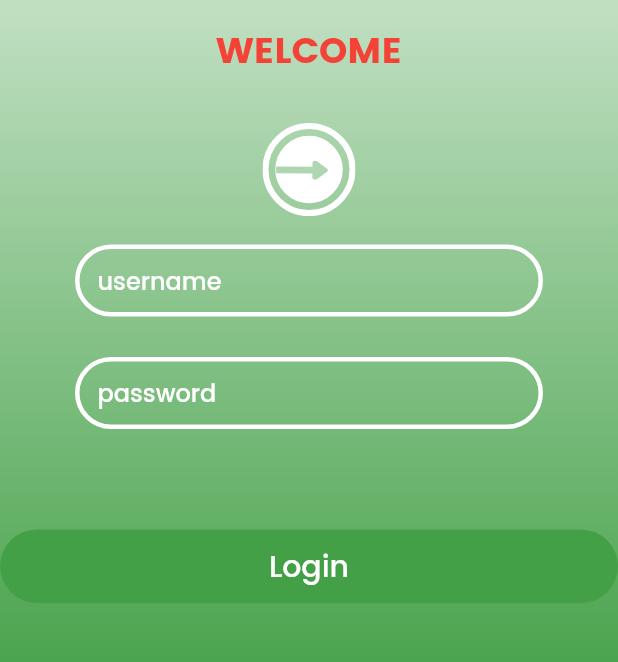
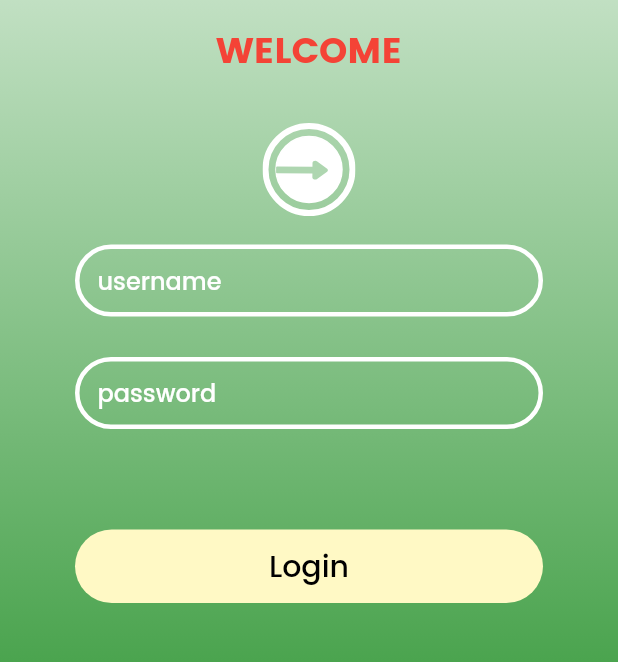
Before and after one commit to Priyank295/Delivery-App, a Flutter app: the screen it shows after launch, on a phone screen of 412 x 824 dp, the part 531-1193 px from its top. Run offline on Flutter 3.47's test engine with Material 2 defaults, Android fonts, the phone set to English and light mode, and no system bars; our stand-ins replace flutter_svg, flutter_typeahead, geocoding, geolocator, google_fonts, shared_preferences; missing offline and left inert: background_fetch; project files that could hold a hidden picture were left out.

Commit message:
third commit

```diff
--- a/lib/screens/loginScreen.dart
+++ b/lib/screens/loginScreen.dart
@@ -171,17 +171,18 @@ class _LoginScreenState extends State<LoginScreen> {
                     authethicate(context, _uname.text, _pass.text);
                   },
                   child: Container(
-                    margin: EdgeInsets.symmetric(vertical: 20),
+                    // padding: EdgeInsets.symmetric(),
+                    margin: EdgeInsets.symmetric(vertical: 20, horizontal: 50),
                     width: double.infinity,
                     height: 49,
                     decoration: BoxDecoration(
                       borderRadius: BorderRadius.circular(30),
-                      color: Color(0xfff43A047),
+                      color: Color(0xfffFFF9C5),
                     ),
                     child: Center(
                       child: Text(
                         "Login",
-                        style: TextStyle(color: Colors.white, fontSize: 20),
+                        style: TextStyle(color: Colors.black, fontSize: 20),
                       ),
                     ),
                   ),
```
Also changed, not shown: pubspec.lock.
